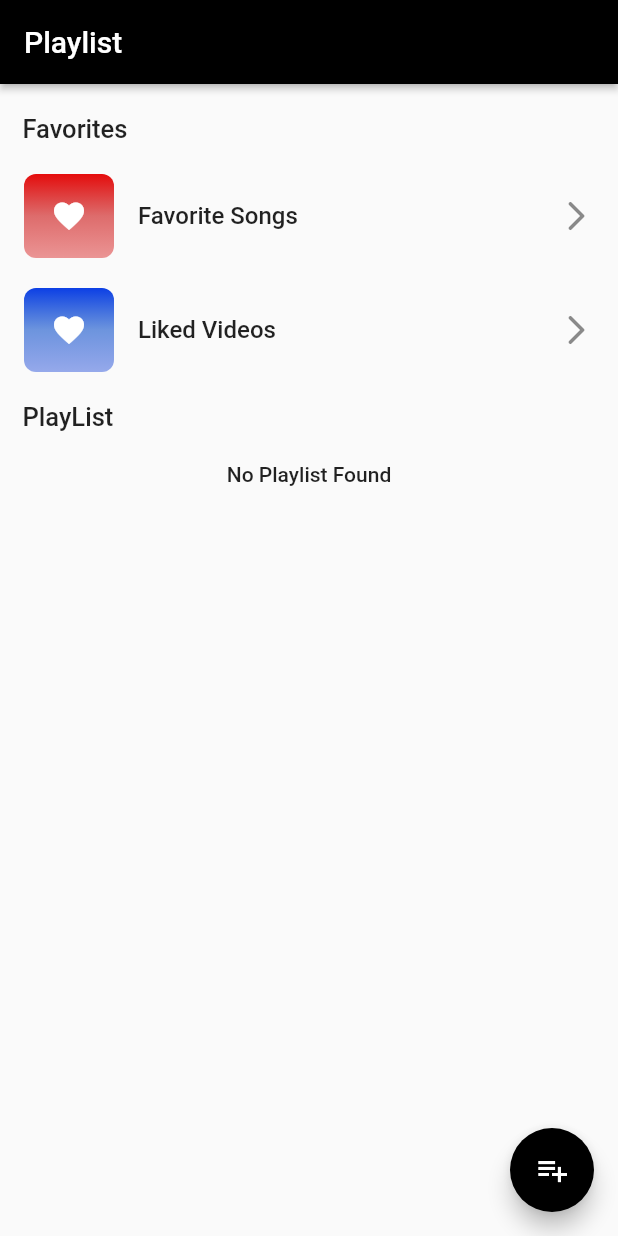
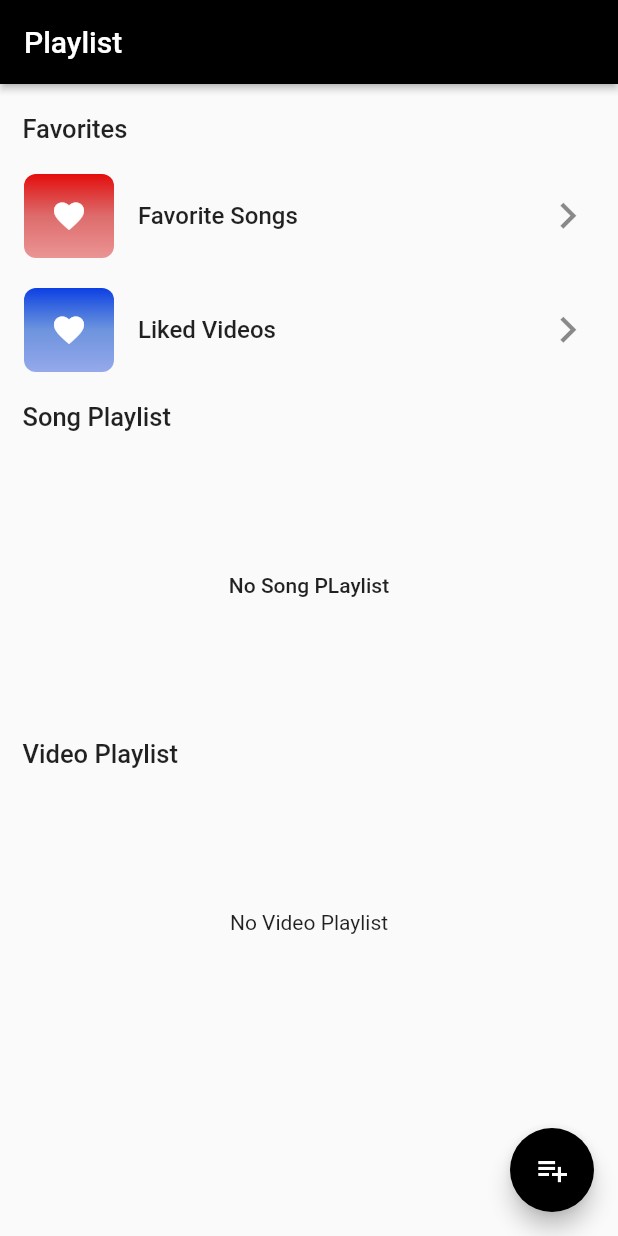
Before and after one commit to Siddique-Kp/PlayitMediaPlayer, a Flutter app: the PlayList screen opened directly, on a phone screen of 412 x 824 dp. Run offline on Flutter 3.47's test engine with Material 2 defaults, Android fonts, the light colour scheme and no system bars; drawn by our look-alikes of flutter_speed_dial; our stand-ins replace flutter_svg, hive, hive_flutter, just_audio, just_audio_background, on_audio_query and 3 more; missing offline and left inert: flutter_video_info, video_thumbnail; accounts and stored records are empty.

Commit message:
video Playlist finished

```diff
--- a/lib/screens/music/songbottom_sheet/song_bottom_sheet.dart
+++ b/lib/screens/music/songbottom_sheet/song_bottom_sheet.dart
@@ -59,7 +59,7 @@ class _SongBottomSheetState extends State<SongBottomSheet> {
       {required context,
       required songTitle,
       required artistName,
-      required songModel,
+      required List<SongModel>songModel,
       required SongModel songFavorite,
       required index,
       count = 0,
--- a/lib/screens/playlist_screen/floating_button.dart/floating_button.dart
+++ b/lib/screens/playlist_screen/floating_button.dart/floating_button.dart
@@ -173,6 +173,7 @@ Future<void> saveButtonVideoPlaylist(context) async {
     Navigator.of(context).pop();
     textEditingController.clear();
   } else {
+
     VideoPlayerListDB.addPlaylist(video);
     snackBar(
       context: context,
--- a/lib/screens/playlist_screen/play_list-page.dart
+++ b/lib/screens/playlist_screen/play_list-page.dart
@@ -1,16 +1,34 @@
 import 'package:flutter/material.dart';
+import 'package:hive_flutter/hive_flutter.dart';
 import 'package:playit/screens/playlist_screen/song_playlist_list/new_music_playlist.dart';
 import 'package:playit/screens/playlist_screen/favorite_music/favorite_songs.dart';
 import 'package:playit/screens/playlist_screen/floating_button.dart/floating_button.dart';
 import 'package:playit/screens/playlist_screen/video_playlist_list/play_list_of_video.dart';
 
+import '../../model/player.dart';
+import '../../model/playit_media_model.dart';
 import 'favorite_video/favorite_videos.dart';
 
-class PlayList extends StatelessWidget {
+class PlayList extends StatefulWidget {
   const PlayList({super.key});
 
   @override
+  State<PlayList> createState() => _PlayListState();
+}
+
+class _PlayListState extends State<PlayList> {
+
+
+  // @override
+  // void didChangeDependencies() {
+  //    Hive.box<PlayItSongModel>('songplaylistDb');
+  //    Hive.box<PlayerModel>('PlayerDB');
+  //   super.didChangeDependencies();
+  // }
+  @override
   Widget build(BuildContext context) {
+     final musicHivebox = Hive.box<PlayItSongModel>('songplaylistDb');
+     final videoHivebox = Hive.box<PlayerModel>('PlayerDB');
     return Scaffold(
       appBar: AppBar(
         // backgroundColor: Colors.black,
@@ -62,7 +80,7 @@ class PlayList extends StatelessWidget {
                 fontWeight: FontWeight.w500,
               ),
             ),
-            trailing: const Icon(Icons.arrow_forward_ios_rounded),
+            trailing: const Icon(Icons.chevron_right,size: 35,),
           ),
           const SizedBox(height: 20),
           // ------------ container for liked videos--------------
@@ -99,25 +117,50 @@ class PlayList extends StatelessWidget {
               ),
             ),
             trailing: const Icon(
-              Icons.arrow_forward_ios_rounded,
+              Icons.chevron_right,
+              size: 35,
             ),
           ),
           const SizedBox(
             height: 20,
           ),
-          secondHeading("PlayList"),
-          const SizedBox(
-            height: 20,
+          // if(musicHivebox.isEmpty && videoHivebox.isEmpty)
+          // Column(
+          //   children: [
+          //       secondHeading("PlayLists"),
+          // const SizedBox(
+          //   height: 20,
+          // ),
+
+          //   ],
+          // ),
+
+          // ------------ New Playlist view -----------
+         Column(
+          crossAxisAlignment: CrossAxisAlignment.start,
+           children: [
+            secondHeading('Song Playlist'),
+            const SizedBox(height: 20,),
+             const NewMuciPlaylist(),
+             const SizedBox(height: 20,),
+           ],
+         ),
+          Column(
+            crossAxisAlignment: CrossAxisAlignment.start,
+            children: [
+              secondHeading('Video Playlist'),
+              const SizedBox(height: 20,),
+              const PlaylistOfVideo(),
+              const SizedBox(height: 20,),
+            ],
           ),
-          // ------------ New Playlist view -----------
-         const NewMuciPlaylist(),
-          const PlaylistOfVideo(),
         ],
       ),
       // ---------- Floating Button ---------------
       floatingActionButton:const FloatingButton(),
     );
   }
+
   secondHeading(data) {
     return Padding(
       padding: const EdgeInsets.only(left: 15),
--- a/lib/screens/playlist_screen/song_playlist_list/new_music_playlist.dart
+++ b/lib/screens/playlist_screen/song_playlist_list/new_music_playlist.dart
@@ -1,5 +1,6 @@
 import 'package:flutter/material.dart';
 import 'package:hive_flutter/hive_flutter.dart';
+import 'package:playit/model/player.dart';
 import 'package:playit/model/playit_media_model.dart';
 import 'package:playit/screens/playlist_screen/song_playlist_list/popup_menu.dart';
 import 'package:playit/screens/playlist_screen/song_playlist_list/song_playlist_list.dart';
@@ -10,16 +11,18 @@ class NewMuciPlaylist extends StatelessWidget {
   @override
   Widget build(BuildContext context) {
     final musicHivebox = Hive.box<PlayItSongModel>('songplaylistDb');
-    final videoHivebox = Hive.box<VideoPlaylistModel>('VideoPlaylistDb');
+
     return ValueListenableBuilder(
         valueListenable: musicHivebox.listenable(),
         builder: (context, Box<PlayItSongModel> musicList, child) {
-          return musicHivebox.isEmpty && videoHivebox.isEmpty
-
-              ? const Center(
+          return musicHivebox.isEmpty
+              ?  SizedBox(
+                height: MediaQuery.of(context).size.height*2/10,
+                child:  const Center(
                     child: Text(
-                    "No Playlist Found",
+                      "No Song PLaylist",
                       style: TextStyle(fontWeight: FontWeight.w500),
+                    ),
                   ),
               )
               : ListView.builder(
@@ -28,9 +31,9 @@ class NewMuciPlaylist extends StatelessWidget {
                   itemCount: musicList.length,
                   itemBuilder: (context, index) {
                     final data = musicList.values.toList()[index];
-                    return Padding(
-                      padding: const EdgeInsets.symmetric(vertical: 10),
-                      child: ListTile(
+                    final itemCount = data.songId.length;
+                    String songCount = itemCount < 2 ? "$itemCount Song": '$itemCount Songs';
+                    return ListTile(
                       leading: Container(
                         width: 60,
                         height: 60,
@@ -46,7 +49,8 @@ class NewMuciPlaylist extends StatelessWidget {
                         ),
                       ),
                       title: Text(data.name),
-                        // subtitle: const Text('5 Songs'),
+                      subtitle:
+                          Text(songCount),
                       trailing: PlayListPopUpMusic(
                         playlist: data,
                         musicPlayitList: musicList,
@@ -60,7 +64,6 @@ class NewMuciPlaylist extends StatelessWidget {
                           );
                         },
                       )),
-                      ),
                     );
                   });
         });
--- a/lib/screens/playlist_screen/video_playlist_list/add_videos_playlist.dart
+++ b/lib/screens/playlist_screen/video_playlist_list/add_videos_playlist.dart
@@ -70,7 +70,9 @@ class _AddVideosToPlayListState extends State<AddVideosToPlayList> {
                         ))
                     : IconButton(
                         onPressed: () {
-                          widget.playlist.deleteData(path);
+                          setState(() {
+                            widget.playlist.deleteData(path);
+                          });
                         },
                         icon: const CircleAvatar(
                           radius: 10,
--- a/lib/screens/playlist_screen/video_playlist_list/play_list_of_video.dart
+++ b/lib/screens/playlist_screen/video_playlist_list/play_list_of_video.dart
@@ -10,24 +10,34 @@ class PlaylistOfVideo extends StatelessWidget {
   @override
   Widget build(BuildContext context) {
     final videoHivebox = Hive.box<PlayerModel>('PlayerDB');
+
     return ValueListenableBuilder(
       valueListenable: videoHivebox.listenable(),
       builder: (context, Box<PlayerModel> videoList, child) {
-        return ListView.builder(
+
+        return videoHivebox.isEmpty?
+        SizedBox(
+          height: MediaQuery.of(context).size.height*2/10,
+          child:const Center(
+            child: Text('No Video Playlist'),
+          ),
+        )
+        : ListView.builder(
           shrinkWrap: true,
           physics: const ScrollPhysics(),
           itemCount: videoList.length,
           itemBuilder: (context, index) {
             final data = videoList.values.toList()[index];
-            return Padding(
-              padding: const EdgeInsets.symmetric(vertical: 10),
-              child: ListTile(
+            final itemCount = data.videoPath.length;
+            String videoCount =
+                itemCount < 2 ? '$itemCount Video' : '$itemCount Videos';
+            return ListTile(
               leading: Container(
                 width: 60,
                 height: 60,
                 decoration: BoxDecoration(
                   borderRadius: BorderRadius.circular(7),
-                    color: Colors.red,
+                  color: Colors.grey,
                 ),
                 child: const Center(
                   child: Icon(
@@ -37,7 +47,7 @@ class PlaylistOfVideo extends StatelessWidget {
                 ),
               ),
               title: Text(data.name),
-                // subtitle: const Text('5 Songs'),
+              subtitle: Text(videoCount),
               trailing: PlayListPopUpVideo(
                 playlist: data,
                 videoPlayitList: videoList,
@@ -45,14 +55,12 @@ class PlaylistOfVideo extends StatelessWidget {
               ),
               onTap: () => Navigator.push(context, MaterialPageRoute(
                 builder: (context) {
-                    return   VideoPlayListList(
+                  return VideoPlayListList(
                     playList: data,
                     listIndex: index,
-
                   );
                 },
               )),
-              ),
             );
           },
         );
--- a/lib/screens/video/video_bottom_sheet/video_bottom_sheet.dart
+++ b/lib/screens/video/video_bottom_sheet/video_bottom_sheet.dart
@@ -1,6 +1,6 @@
 import 'package:flutter/material.dart';
 import 'package:playit/database/video_favorite_db.dart';
-import 'package:playit/database/video_playlist_db.dart';
+import 'package:playit/model/player.dart';
 import 'package:playit/screens/video/playing_video_screen/playing_video.dart';
 import 'package:playit/screens/video/video_bottom_sheet/video-addfavorite.dart';
 import 'package:playit/screens/video/video_bottom_sheet/video_addto_playlist.dart';
@@ -13,6 +13,7 @@ class VideoBottomSheet extends StatefulWidget {
     required this.videoPath,
     required this.videoSize,
     required this.duration,
+    this.playList,
     required this.index,
     this.isPlaylist = false,
     this.isFavor = false,
@@ -21,6 +22,7 @@ class VideoBottomSheet extends StatefulWidget {
   final String videoPath;
   final String videoSize;
   final String duration;
+  final dynamic playList;
   final int index;
   final bool isPlaylist;
   final bool isFavor;
@@ -139,7 +141,7 @@ class _VideoBottomSheetState extends State<VideoBottomSheet> {
                         title: bottomText('Delete'),
                         onTap: () {
                           Navigator.pop(context);
-                          showdialog(index);
+                          showdialog(widget.playList, videoPath, index);
                         },
                       ),
                     ),
@@ -161,6 +163,8 @@ class _VideoBottomSheetState extends State<VideoBottomSheet> {
   }
 
   showdialog(
+    PlayerModel playList,
+    String videoPath,
     int index,
   ) {
     showDialog(
@@ -186,8 +190,7 @@ class _VideoBottomSheetState extends State<VideoBottomSheet> {
                   )),
               onTap: () {
                 Navigator.pop(context);
-                VideoPlaylistDb.deleteListItem(index: index, context: context);
-                VideoPlaylistDb.playlistitemsNotifier.notifyListeners();
+                playList.deleteData(videoPath);
                 snackBar(
                     inTotal: 5,
                     width: 3,
--- a/lib/screens/video/video_list/video_list_builder.dart
+++ b/lib/screens/video/video_list/video_list_builder.dart
@@ -12,6 +12,7 @@ class VideoListBuilder extends StatefulWidget {
     required this.videoPath,
     required this.videoTitle,
     required this.duration,
+    this.playlist,
     required this.index,
     this.isFavorite = false,
     this.isPlaylist = false,
@@ -20,6 +21,7 @@ class VideoListBuilder extends StatefulWidget {
   final String videoPath;
   final String videoTitle;
   final String duration;
+  final dynamic playlist;
   final int index;
   final bool isFavorite;
   final bool isPlaylist;
@@ -67,6 +69,7 @@ class _VideoListBuilderState extends State<VideoListBuilder> {
         videoPath: widget.videoPath,
         videoSize: fileSize(widget.videoPath),
         duration: widget.isFoldervideo ? _duration : widget.duration,
+        playList: widget.playlist,
         index: widget.index,
         isFavor: widget.isFavorite,
         isPlaylist: widget.isPlaylist,
```
Also changed, not shown: lib/database/video_playlist_db.dart (deleted, +0 -62 lines), lib/screens/playlist_screen/video_playlist_list/video_playlist_list.dart (+9 -7 lines), lib/screens/video/video_bottom_sheet/video_addto_playlist.dart (+16 -41 lines). Lines whose indentation alone changed are shown as unchanged.
